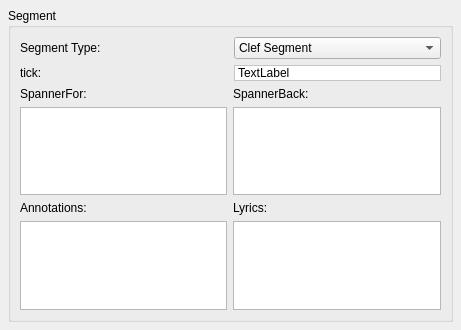
Old version of the form mscore/mscore/segment.ui in the repository musescore/musescore-old.
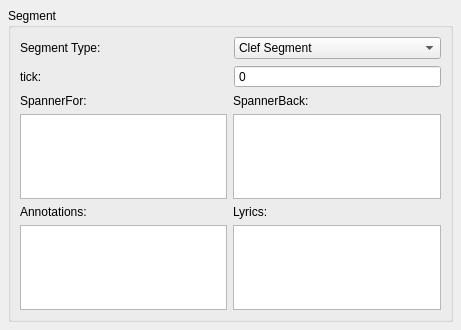
New version of the form.

The edit to the form file:
```diff
--- a/mscore/mscore/segment.ui
+++ b/mscore/mscore/segment.ui
@@ -41,7 +41,7 @@
           </property>
          </widget>
         </item>
-        <item row="0" column="1">
+        <item row="0" column="2">
          <widget class="QComboBox" name="segmentType">
           <property name="sizePolicy">
            <sizepolicy hsizetype="Preferred" vsizetype="Fixed">
@@ -101,86 +101,16 @@
           </property>
          </widget>
         </item>
-        <item row="1" column="1">
-         <widget class="QLabel" name="tick">
-          <property name="palette">
-           <palette>
-            <active>
-             <colorrole role="Base">
-              <brush brushstyle="SolidPattern">
-               <color alpha="255">
-                <red>255</red>
-                <green>255</green>
-                <blue>255</blue>
-               </color>
-              </brush>
-             </colorrole>
-             <colorrole role="Window">
-              <brush brushstyle="SolidPattern">
-               <color alpha="255">
-                <red>255</red>
-                <green>255</green>
-                <blue>255</blue>
-               </color>
-              </brush>
-             </colorrole>
-            </active>
-            <inactive>
-             <colorrole role="Base">
-              <brush brushstyle="SolidPattern">
-               <color alpha="255">
-                <red>255</red>
-                <green>255</green>
-                <blue>255</blue>
-               </color>
-              </brush>
-             </colorrole>
-             <colorrole role="Window">
-              <brush brushstyle="SolidPattern">
-               <color alpha="255">
-                <red>255</red>
-                <green>255</green>
-                <blue>255</blue>
-               </color>
-              </brush>
-             </colorrole>
-            </inactive>
-            <disabled>
-             <colorrole role="Base">
-              <brush brushstyle="SolidPattern">
-               <color alpha="255">
-                <red>255</red>
-                <green>255</green>
-                <blue>255</blue>
-               </color>
-              </brush>
-             </colorrole>
-             <colorrole role="Window">
-              <brush brushstyle="SolidPattern">
-               <color alpha="255">
-                <red>255</red>
-                <green>255</green>
-                <blue>255</blue>
-               </color>
-              </brush>
-             </colorrole>
-            </disabled>
-           </palette>
-          </property>
-          <property name="focusPolicy">
-           <enum>Qt::StrongFocus</enum>
-          </property>
-          <property name="autoFillBackground">
+        <item row="1" column="2">
+         <widget class="QSpinBox" name="tick">
+          <property name="readOnly">
            <bool>true</bool>
           </property>
-          <property name="frameShape">
-           <enum>QFrame::StyledPanel</enum>
+          <property name="buttonSymbols">
+           <enum>QAbstractSpinBox::NoButtons</enum>
           </property>
-          <property name="frameShadow">
-           <enum>QFrame::Sunken</enum>
-          </property>
-          <property name="text">
-           <string>TextLabel</string>
+          <property name="maximum">
+           <number>16000000</number>
           </property>
          </widget>
         </item>
```
